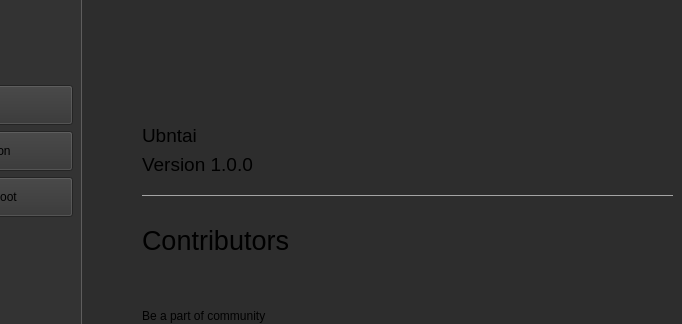
Above: mainwindow.ui from Anujverma89/ubntai before the change; both pictures show x 118 to 800 and y 0 to 324 of the 800 by 600 pixel window. Below: the same form after it.
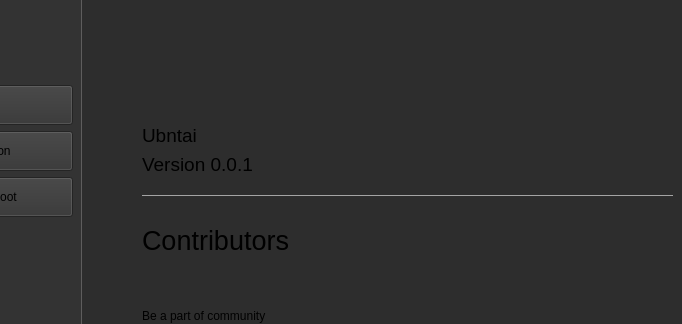
That is the form after the change. The open tabs and pages were chosen to show the change. Icons and pictures are not drawn.

Patch:
```diff
--- a/mainwindow.ui
+++ b/mainwindow.ui
@@ -2133,7 +2133,7 @@
                     <string notr="true">border-bottom:0px solid #A4A4A4;</string>
                    </property>
                    <property name="text">
-                    <string>Version 1.0.0</string>
+                    <string>Version 0.0.1</string>
                    </property>
                    <property name="indent">
                     <number>0</number>
```
Left out of the diff: 2 changed lines with no effect on the pictures.
